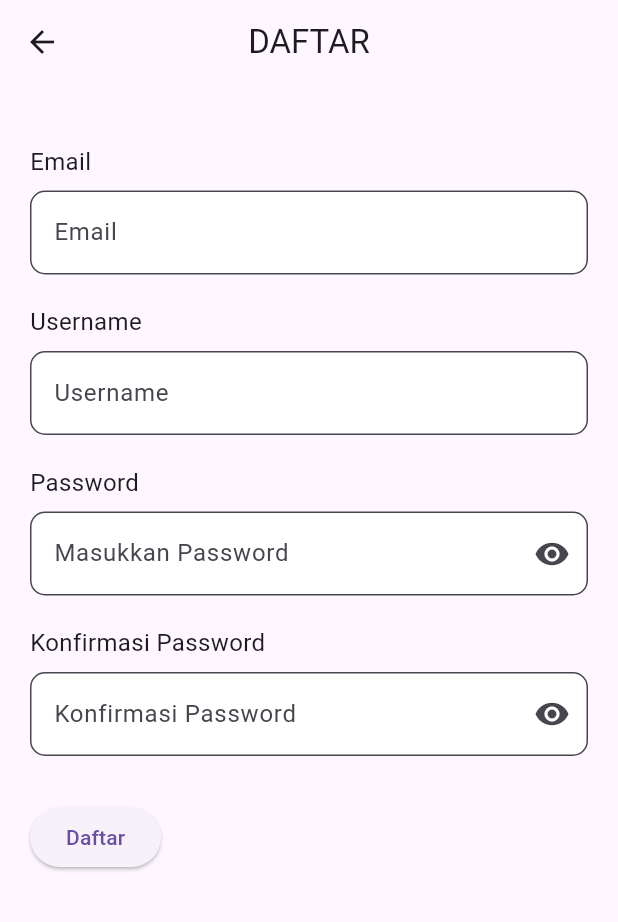
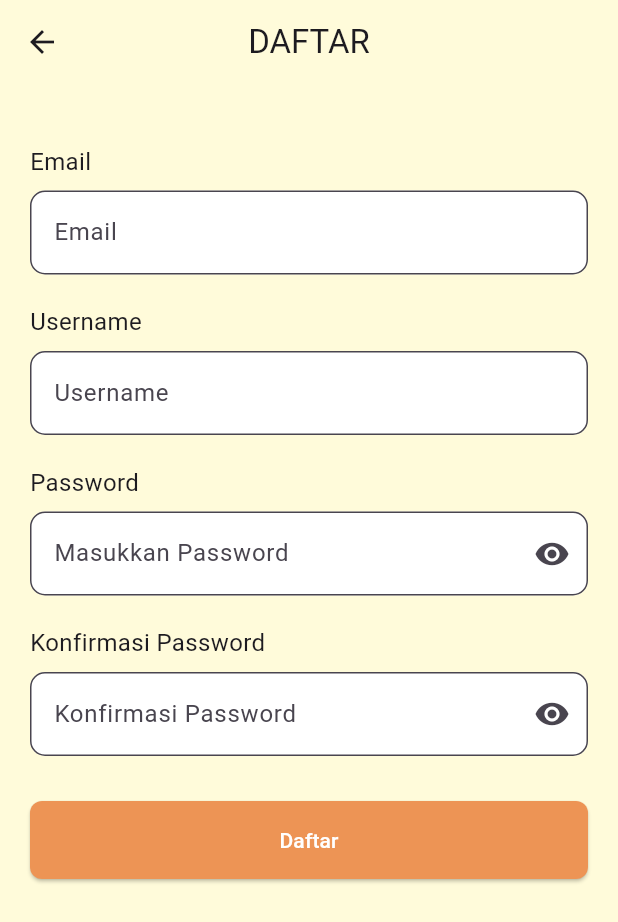
Before and after one commit to maechel11/PM2-CatatanKeuangan, a Flutter app: the RegisterView screen opened by its route, on a phone screen of 412 x 824 dp. Shown: the top 922 px of the screen. Run offline on Flutter 3.47's test engine with Material 3 defaults, Android fonts, the phone set to English and light mode, and no system bars; our stand-ins replace cloud_firestore, firebase_auth, firebase_core, get; accounts and stored records are empty.

Commit message:
edit tampilan register

```diff
--- a/lib/app/modules/register/views/register_view.dart
+++ b/lib/app/modules/register/views/register_view.dart
@@ -9,9 +9,11 @@ class RegisterView extends GetView<RegisterController> {
   @override
   Widget build(BuildContext context) {
     return Scaffold(
+      backgroundColor: Color.fromARGB(255, 255, 251, 218),
       appBar: AppBar(
         title: const Text('DAFTAR'),
         centerTitle: true,
+        backgroundColor: Color.fromARGB(255, 255, 251, 218),
       ),
       body: SingleChildScrollView(
         padding: const EdgeInsets.all(20.0),
@@ -112,10 +114,13 @@ class RegisterView extends GetView<RegisterController> {
               ),
             ),
             const SizedBox(height: 30),
-            ElevatedButton(
+            Align(
+              alignment: Alignment.center,
+              child: SizedBox(
+                width: double.infinity, // Menjamin tombol mengisi seluruh lebar
+                child: ElevatedButton(
                   onPressed: () {
-                if (controller.cPassword.text !=
-                    controller.cConfirmPassword.text) {
+                    if (controller.cPassword.text != controller.cConfirmPassword.text) {
                       Get.snackbar(
                         'Error',
                         'Password dan Konfirmasi Password tidak sama',
@@ -131,7 +136,17 @@ class RegisterView extends GetView<RegisterController> {
                     );
                   },
                   child: const Text('Daftar'),
+                  style: ElevatedButton.styleFrom(
+                    backgroundColor: Color.fromARGB(255, 237, 148, 85),
+                    foregroundColor: Colors.white,
+                    shape: RoundedRectangleBorder(
+                      borderRadius: BorderRadius.circular(8),
                     ),
+                    padding: EdgeInsets.symmetric(vertical: 16, horizontal: 32),
+                  ),
+                ),
+              ),
+            )
           ],
         ),
       ),
```
Lines whose indentation alone changed are shown as unchanged.
